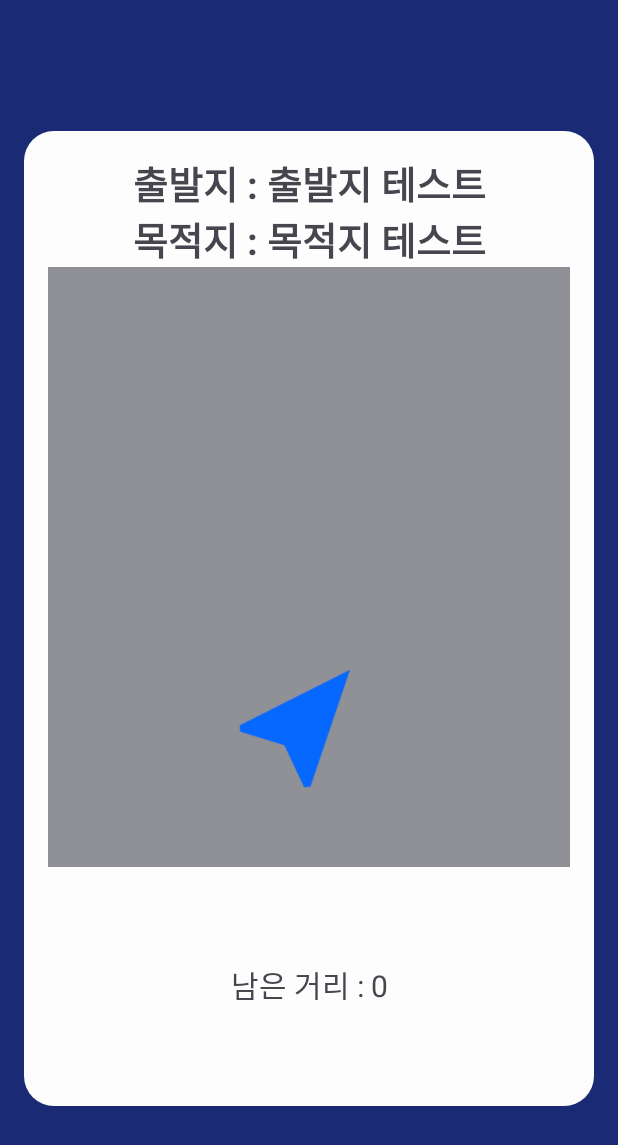
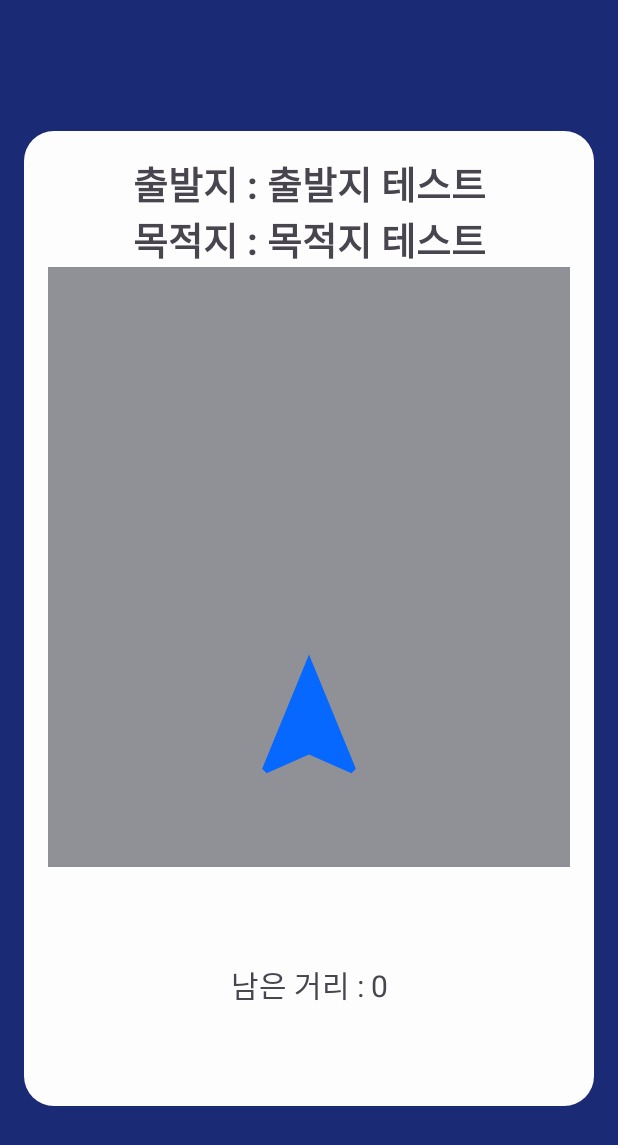
Before and after one commit to sts07142/IndoorNavUser, an Android app: the NavigationActivity screen opened directly, with no data from a screen before it, on a phone screen of 412 x 824 dp. Shown: the top 1145 px of the screen. Run offline under Robolectric (Android 15) with nearby library versions, the phone set to English and light mode, and no system bars.

Commit message:
Update NavigationActivity.java
경고문구 해결
value값 조절

```diff
--- a/IndoorLocalization/app/src/main/java/com/example/indoorlocalization/NavigationActivity.java
+++ b/IndoorLocalization/app/src/main/java/com/example/indoorlocalization/NavigationActivity.java
@@ -27,20 +27,21 @@ public class NavigationActivity extends AppCompatActivity {
         int dist = 0;
         String start_point = "출발지 테스트", dest_point = "목적지 테스트";
 
-        remained_distance.setText("남은 거리 : " + String.valueOf(dist));
-        String sentence = "출발지 : " + start_point + "\n목적지 : " + dest_point;
-        address_point.setText(sentence);
+        String sentence_dist = "남은 거리 : " + dist;
+        remained_distance.setText(sentence_dist);
+        String sentence_route = "출발지 : " + start_point + "\n목적지 : " + dest_point;
+        address_point.setText(sentence_route);
 
         /* Rotate image view(user direction) */
-        // sample
-        onDirectionRotate(30);
+        int rotate = 0; // sample - 상황에 맞게 값 변경하기
+        onDirectionRotate(rotate);
         Toast.makeText(getApplicationContext(), "경로 안내를 시작합니다.\n인터넷 연결이 끊어지지 않게 주의하세요.", Toast.LENGTH_LONG).show();
     }
 
     // function : 경로에 따라 유저이미지의 방향 회전시키기
     protected void onDirectionRotate(int value) {
         // left, right, front, back
-        direction.setRotation(41);
+        direction.setRotation(value);
 
     }
 }
```
